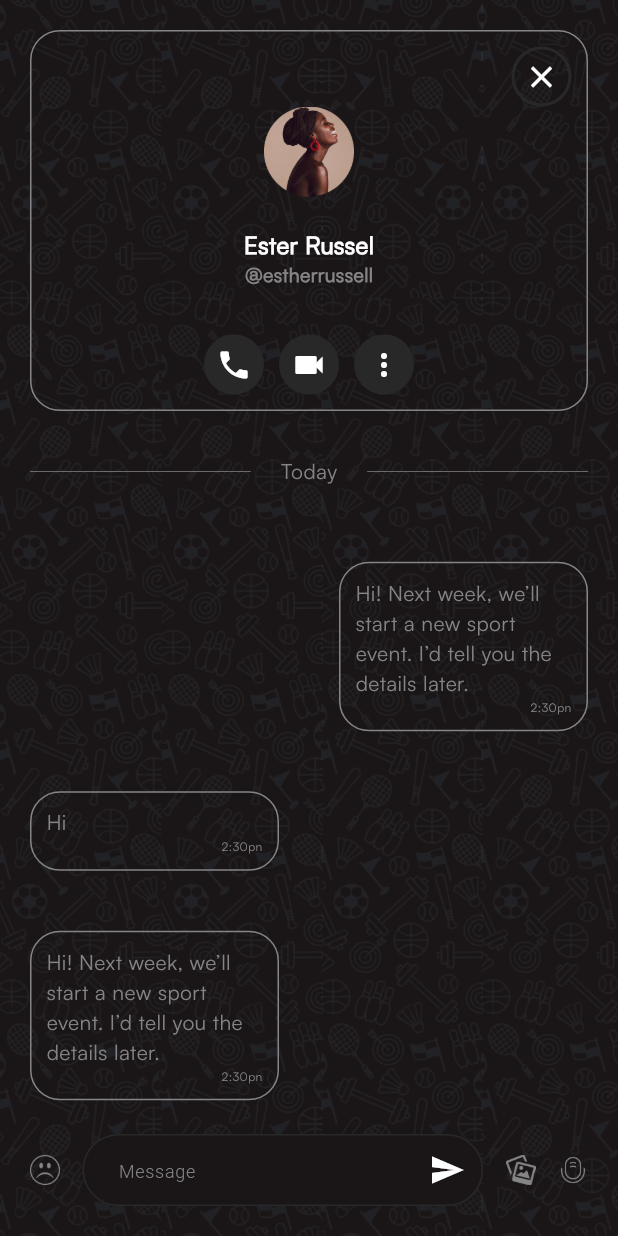
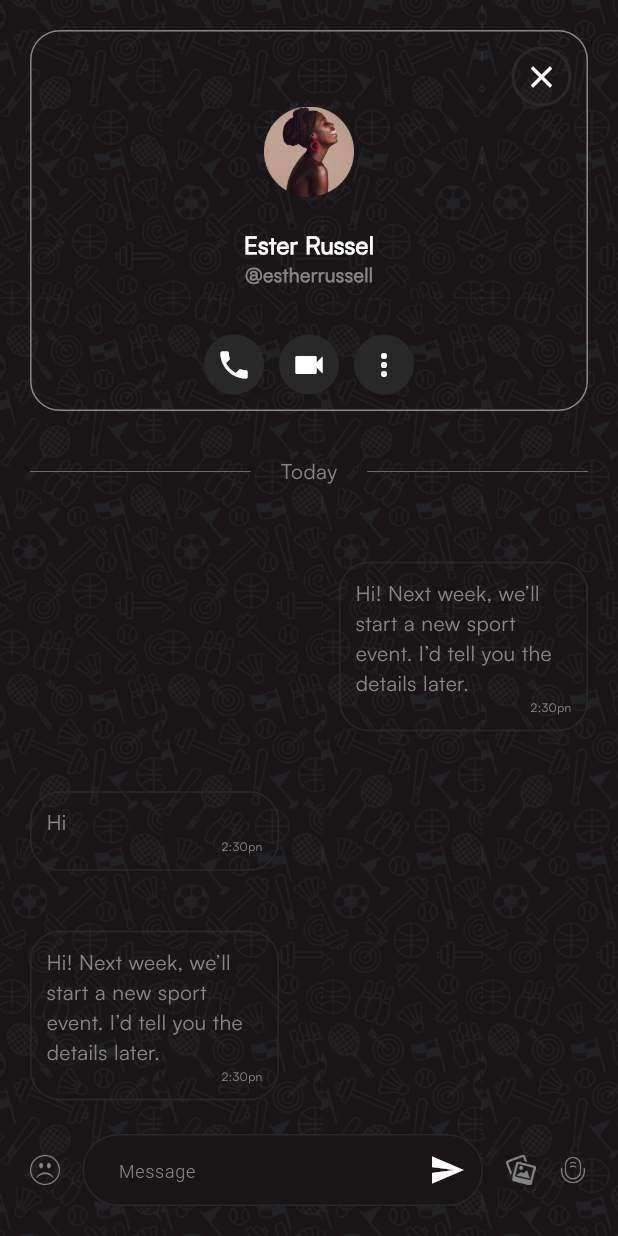
Before and after one commit to thenaijadev/matchup, a Flutter app: the ChatScreen screen opened by its route, on a phone screen of 412 x 824 dp. Run offline on Flutter 3.47's test engine with Material 3 defaults, Android fonts, the phone set to English and light mode, and no system bars; our stand-ins replace bloc, country_picker, dio, equatable, flutter_bloc, otp_text_field; missing offline and left inert: data_connection_checker_tv, select_field; Roboto replaces fonts that are missing (Neue Plak).

Commit message:
Feat: Chat screen UI

```diff
--- a/lib/features/home/presentation/screens/chat_screen.dart
+++ b/lib/features/home/presentation/screens/chat_screen.dart
@@ -139,6 +139,7 @@ class _ChatScreenState extends State<ChatScreen> {
                   const Expanded(
                       child: HorizontalDivider(
                     thickness: 0.5,
+                    color: Color(0xff282828),
                   )),
                   Padding(
                     padding: const EdgeInsets.symmetric(horizontal: 20.0),
@@ -149,6 +150,7 @@ class _ChatScreenState extends State<ChatScreen> {
                   ),
                   const Expanded(
                       child: HorizontalDivider(
+                    color: Color(0xff282828),
                     thickness: 0.5,
                   ))
                 ],
@@ -172,9 +174,7 @@ class _ChatScreenState extends State<ChatScreen> {
                               decoration: BoxDecoration(
                                   borderRadius: BorderRadius.circular(20),
                                   border: Border.all(
-                                      color: Theme.of(context)
-                                          .colorScheme
-                                          .secondary)),
+                                      color: const Color(0xff282828))),
                               child: Column(
                                 children: [
                                   SizedBox(
```
